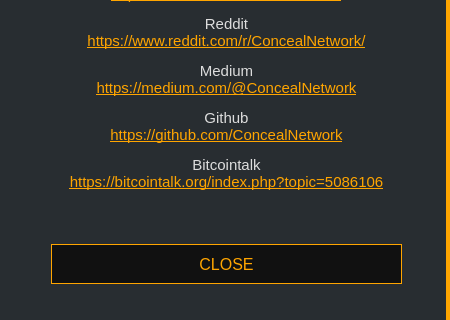
Above: src/gui/ui/linksdialog.ui from ConcealNetwork/conceal-desktop before the change; both pictures show x 0 to 450 and y 277 to 597 of the 450 by 597 pixel window. Below: the same form after it.
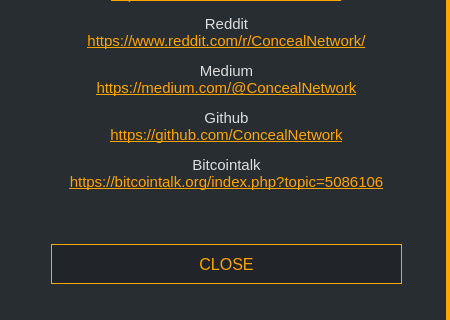
That is the form after the change.

Commit message: Change button background color

```diff
--- a/src/gui/ui/linksdialog.ui
+++ b/src/gui/ui/linksdialog.ui
@@ -101,7 +101,7 @@
        </font>
       </property>
       <property name="styleSheet">
-       <string notr="true">QPushButton#m_okButton {color: orange; background-color: #111111; border: 1px solid orange; font-size: 16px;}
+       <string notr="true">QPushButton#m_okButton {color: orange; background-color: #212529; border: 1px solid orange; font-size: 16px;}
 
 QPushButton#m_okButton:hover {color: orange; background-color: #111111; border: 2px solid orange; font-size: 16px;}</string>
       </property>
```
Left out of the diff: 2 changed lines with no effect on the pictures. The commit also changes 21 other files.
